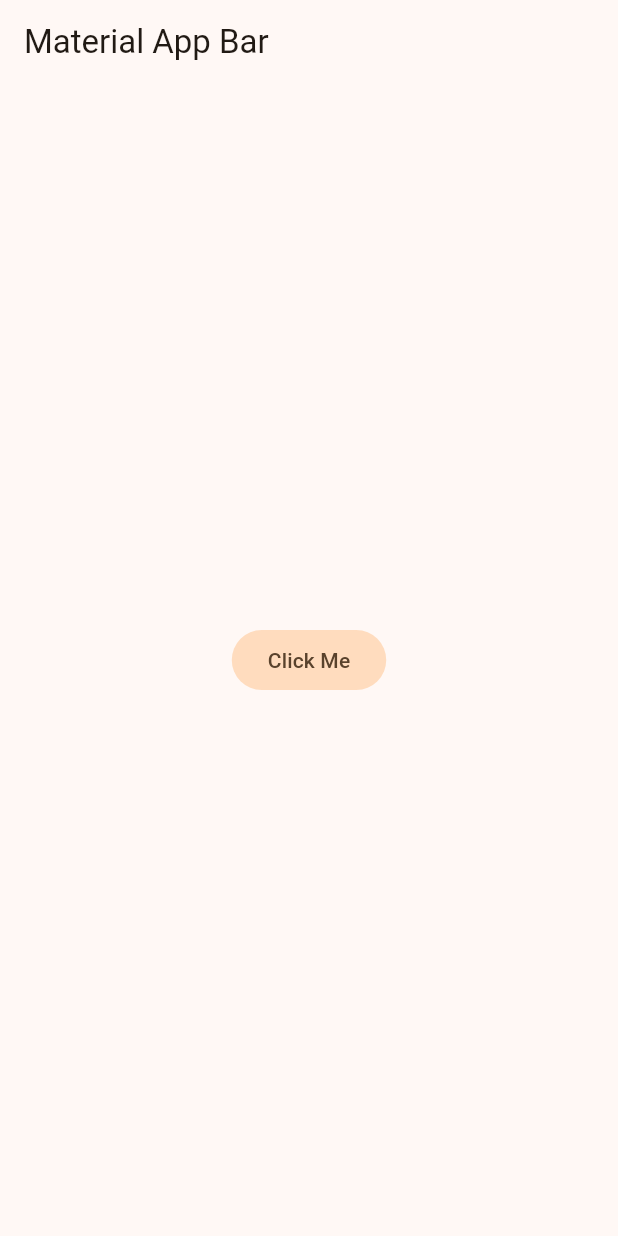
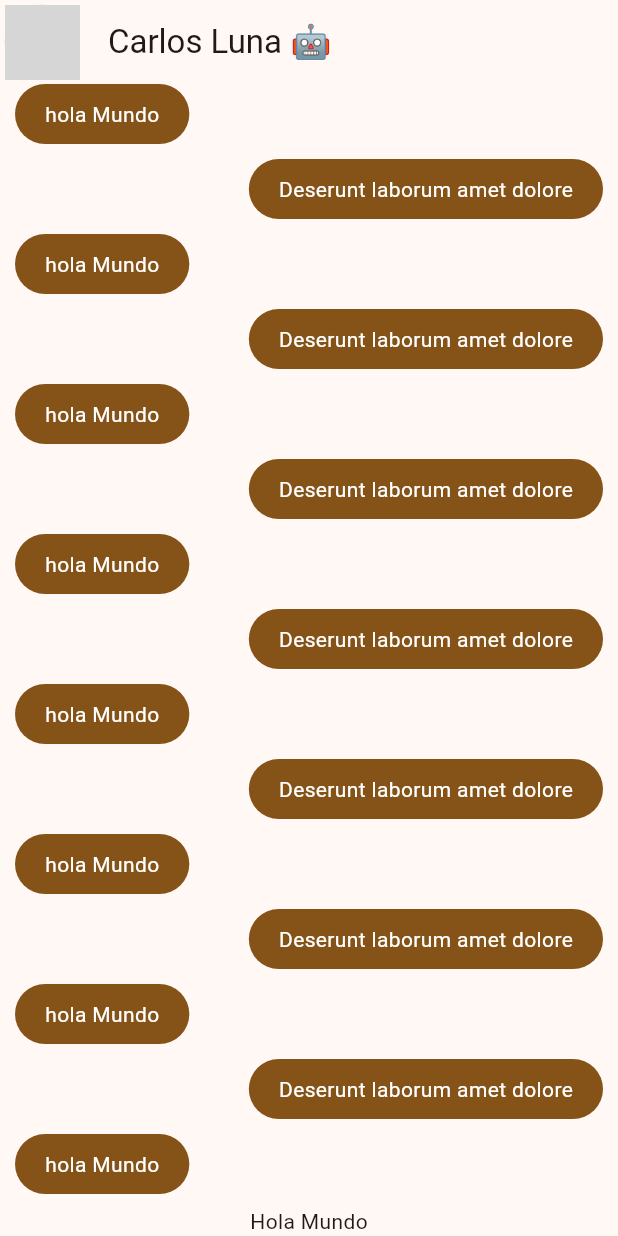
Before and after one commit to charlyluna17/Theme_flutter, a Flutter app: the screen it shows after launch, on a phone screen of 412 x 824 dp. Run offline on Flutter 3.47's test engine with Material 2 defaults, Android fonts, the phone set to English and light mode, and no system bars; network calls fail; grey boxes are pictures that could not be loaded.

Commit message:
secon Commit

```diff
--- a/lib/main.dart
+++ b/lib/main.dart
@@ -1,5 +1,7 @@
 import 'package:flutter/material.dart';
 import 'package:si_no_app/config/theme/app_theme.dart';
+import 'package:si_no_app/presentacion/chat/chat_screen.dart';
+
 
 void main(){
   runApp(const MyApp());
@@ -15,17 +17,7 @@ class MyApp extends StatelessWidget {
       title: 'Si, No App',
       debugShowCheckedModeBanner: false,
       theme: AppTheme(selectedColor: 5). theme(),
-      home: Scaffold(
-        appBar: AppBar(title: const Text('Material App Bar'),
-
-        ),
-
-      body: Center(child: FilledButton.tonal(
-      onPressed: (){},
-      child: const Text('Click Me')
-      )),
-      )
-
+      home: const ChatScreen()
     );
   }
 }
--- /dev/null
+++ b/lib/presentacion/chat/chat_screen.dart
@@ -0,0 +1,54 @@
+import 'package:flutter/material.dart';
+import 'package:si_no_app/presentacion/widgets/chat/message_burbuja.dart';
+import 'package:si_no_app/presentacion/widgets/chat/otro_message_burbuja.dart';
+
+class ChatScreen extends StatelessWidget {
+  const ChatScreen({super.key});
+
+
+  @override
+  Widget build(BuildContext context) {
+    return Scaffold(
+      appBar: AppBar(
+        leading: Padding(
+          padding: const EdgeInsets.all(3.0),
+          child: CircleAvatar(
+            backgroundImage: NetworkImage('https://encrypted-tbn0.gstatic.com/images?q=tbn:ANd9GcT5pUhPFBWSiLaYy4FU99t-AI4SzT3nF9bYKw&usqp=CAU'
+            ),
+          ),
+        ),
+        title: const Text('Carlos Luna 🤖'),
+        centerTitle: false,
+      ),
+
+      body: _ChatView(),
+
+    );
+  }
+}
+
+class _ChatView extends StatelessWidget{
+
+  @override
+  Widget build (BuildContext context){
+    return SafeArea(
+      child: Padding(
+        padding: const EdgeInsets.symmetric(horizontal: 10),
+        child: Column(
+          children: [
+        Expanded(
+          child: ListView.builder(
+            itemCount: 100,
+            itemBuilder: (context, index){
+              return (index % 2 == 0 ) ? const OtroMyMessageBubble():
+               MyMessageBubble();
+            },
+          )),
+          Text('Hola Mundo')
+          ],
+        ),
+      ),
+    );
+
+  }
+}
--- /dev/null
+++ b/lib/presentacion/widgets/chat/message_burbuja.dart
@@ -0,0 +1,28 @@
+import 'package:flutter/material.dart';
+
+class MyMessageBubble extends StatelessWidget {
+  const MyMessageBubble({super.key});
+
+  @override
+  Widget build(BuildContext context) {
+
+    final colors = Theme.of(context).colorScheme;
+    return Column(
+      crossAxisAlignment: CrossAxisAlignment.end,
+      children: [
+        Container(
+          decoration: BoxDecoration(
+            color: colors.primary,
+            borderRadius: BorderRadius.circular(20)
+          ),
+          child: const Padding(
+            padding: EdgeInsets.symmetric(horizontal: 20, vertical: 10),
+            child: Text('Deserunt laborum amet dolore', style: TextStyle(color: Colors.white),),
+
+          )
+        ),
+        const SizedBox(height: 10)
+      ],
+    );
+  }
+}
--- /dev/null
+++ b/lib/presentacion/widgets/chat/otro_message_burbuja.dart
@@ -0,0 +1,28 @@
+import 'package:flutter/material.dart';
+
+class OtroMyMessageBubble extends StatelessWidget {
+  const OtroMyMessageBubble({super.key});
+
+  @override
+  Widget build(BuildContext context) {
+
+    final colors = Theme.of(context).colorScheme;
+    return Column(
+      crossAxisAlignment: CrossAxisAlignment.start,
+      children: [
+        Container(
+          decoration: BoxDecoration(
+            color: colors.primary,
+            borderRadius: BorderRadius.circular(20)
+          ),
+          child: const Padding(
+            padding: EdgeInsets.symmetric(horizontal: 20, vertical: 10),
+            child: Text('hola Mundo', style: TextStyle(color: Colors.white),),
+
+          )
+        ),
+        const SizedBox(height: 10)
+      ],
+    );
+  }
+}
--- a/pubspec.yaml
+++ b/pubspec.yaml
@@ -30,7 +30,6 @@ environment:
 dependencies:
   flutter:
     sdk: flutter
-
 
   # The following adds the Cupertino Icons font to your application.
   # Use with the CupertinoIcons class for iOS style icons.
```
